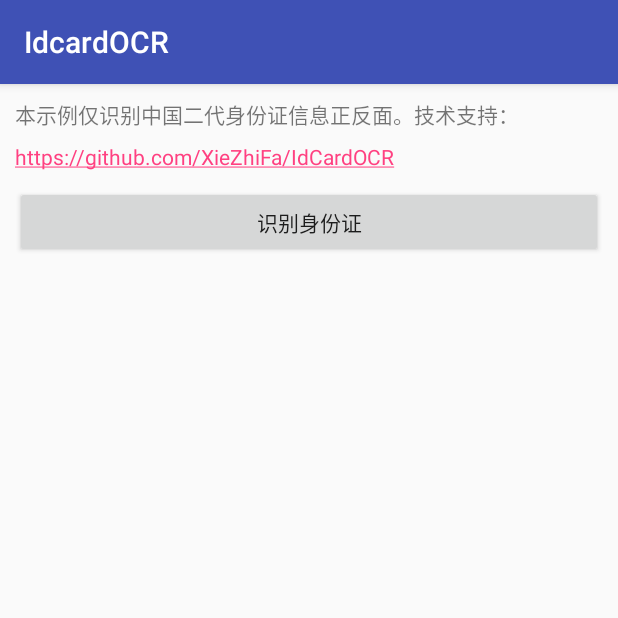
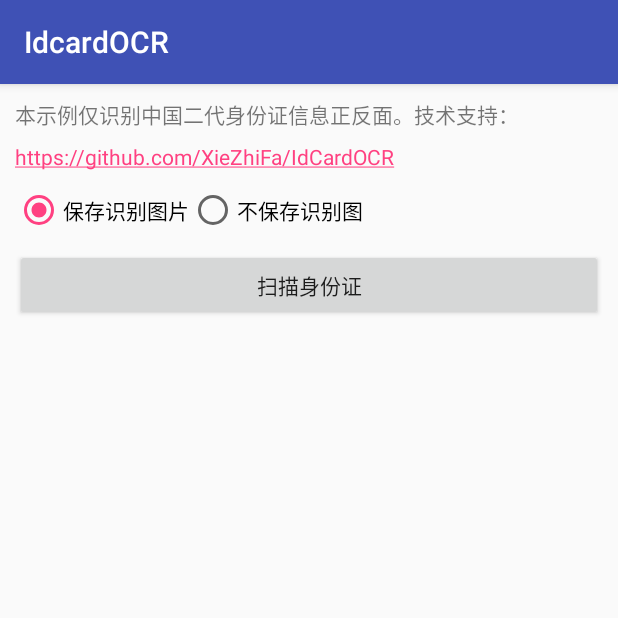
Before and after one commit to manhan9100/IdCardOCR, an Android app: the screen it shows after launch (MainActivity), on a phone screen of 412 x 824 dp, the top half of it. Run offline under Robolectric (Android 15) with nearby library versions, the phone set to English and light mode, and no system bars; our stand-ins replace data binding; libraries missing offline, so code that uses them is left out: com.msd.ocr; 1 statement that could not run was skipped.

Commit message:
图片保存优化

```diff
--- a/app/src/main/java/com/tomcat/ocr/idcard/MainActivity.java
+++ b/app/src/main/java/com/tomcat/ocr/idcard/MainActivity.java
@@ -22,6 +22,7 @@ public class MainActivity extends AppCompatActivity {
     protected void onCreate(Bundle savedInstanceState) {
         super.onCreate(savedInstanceState);
         binding = DataBindingUtil.setContentView(this, R.layout.activity_main);
+        binding.saveImage1.setChecked(true);
         context = this;
 
 
@@ -32,7 +33,7 @@ public class MainActivity extends AppCompatActivity {
             public void onClick(View v) {
 
                 Bundle bundle = new Bundle();
-                bundle.putBoolean("saveImage", false);     //是否保存识别图片
+                bundle.putBoolean("saveImage", binding.saveImage1.isChecked());  //是否保存识别图片
                 bundle.putBoolean("showSelect", true);     //是否显示选择图片
                 bundle.putInt("requestCode", REQUEST_CODE); //requestCode
                 LibraryInitOCR.startScan(context, bundle);
--- a/app/src/main/res/layout/activity_main.xml
+++ b/app/src/main/res/layout/activity_main.xml
@@ -20,19 +20,39 @@
             android:text="本示例仅识别中国二代身份证信息正反面。技术支持：https://github.com/XieZhiFa/IdCardOCR"
             android:textIsSelectable="true"/>
 
+        <RadioGroup
+            android:layout_width="match_parent"
+            android:layout_height="wrap_content"
+            android:layout_marginTop="10dp"
+            android:orientation="horizontal">
+
+            <RadioButton
+                android:id="@+id/saveImage1"
+                android:layout_width="wrap_content"
+                android:layout_height="wrap_content"
+                android:text="保存识别图片"/>
+
+            <RadioButton
+                android:id="@+id/saveImage2"
+                android:layout_width="wrap_content"
+                android:layout_height="wrap_content"
+                android:text="不保存识别图"/>
+
+        </RadioGroup>
+
         <Button
             android:id="@+id/button"
             android:layout_width="match_parent"
             android:layout_height="wrap_content"
             android:layout_marginTop="10dp"
-            android:text="识别身份证"/>
+            android:text="扫描身份证"/>
 
 
         <TextView
             android:id="@+id/textview"
-            android:textIsSelectable="true"
             android:layout_width="match_parent"
-            android:layout_height="match_parent"/>
+            android:layout_height="match_parent"
+            android:textIsSelectable="true"/>
 
     </LinearLayout>
 </layout>
```
